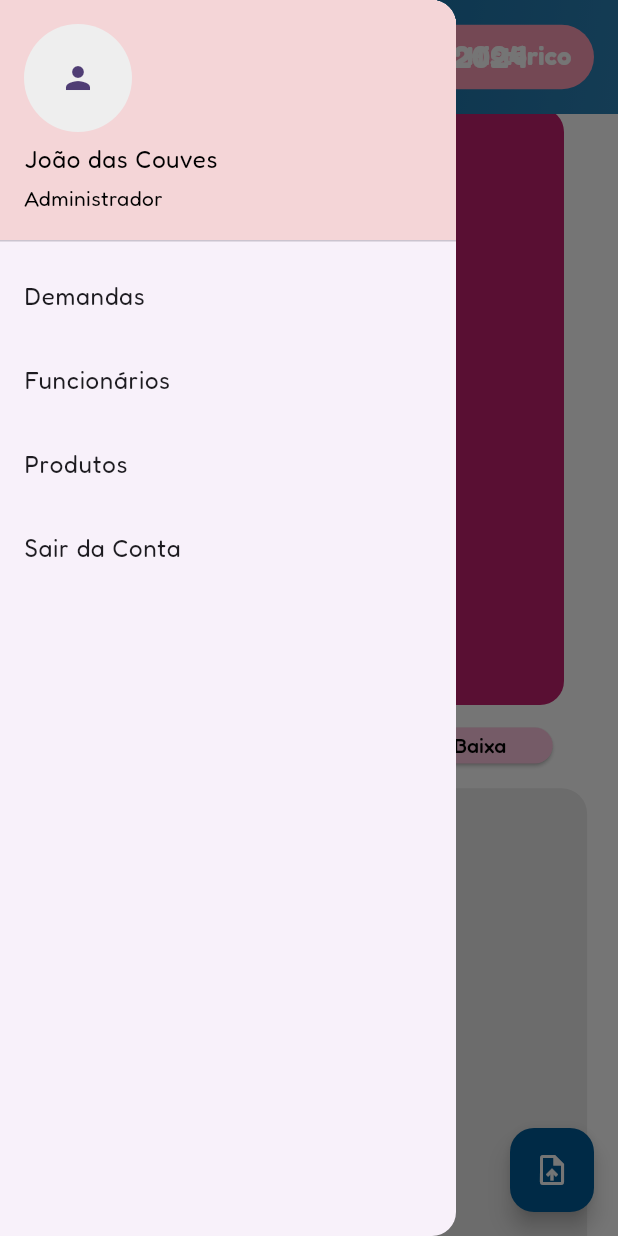
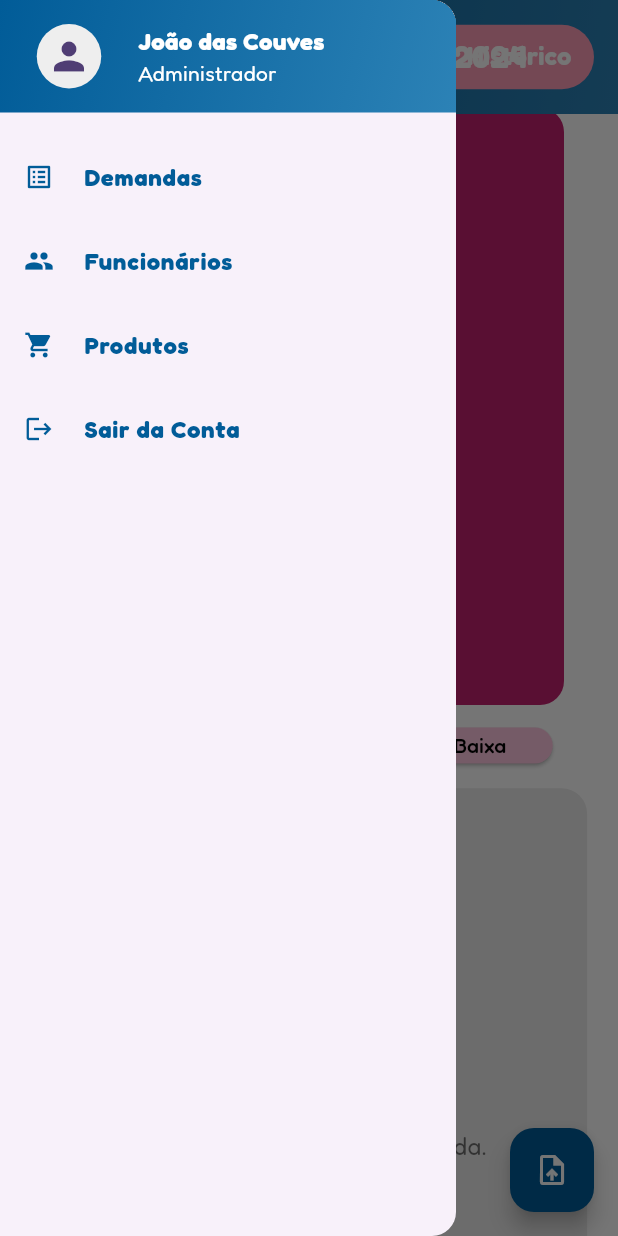
Before and after one commit to JAugustoM/Gestao-Catavento, a Flutter app: the screen it shows after launch, with the side drawer open, on a phone screen of 412 x 824 dp. Run offline on Flutter 3.47's test engine with Material 3 defaults, Android fonts, the phone set to English and light mode, and no system bars; our stand-ins replace file_picker, fl_chart, flutter_bloc, image_picker, supabase_flutter; missing offline and left inert: excel; accounts and stored records are empty.

Commit message:
update: menu lateral ajustado às novas cores

```diff
--- a/catavento/lib/screens/DashboardAdmin/dashboard_admin.dart
+++ b/catavento/lib/screens/DashboardAdmin/dashboard_admin.dart
@@ -127,8 +127,12 @@ class AddDemandPageAdminState extends State<AddDemandPageAdmin> {
                               ),
                               SizedBox(height: size.height * 0.02),
                               Expanded(
-                                child: ListDemanda(),
+                                  child: Column(children: [
+                                ListDemanda(),
+                                ButtonAddDemanda(
+                                  bloc: context.read<DemandaBloc>(), // BACKEND
                                 ),
+                              ])),
                               SizedBox(height: size.height * 0.02),
                               Expanded(
                                 child: QuadroGrafico(),
@@ -187,12 +191,27 @@ class ListDemandaState extends State<ListDemanda> {
           ),
         ],
       ),
-      child: Column(
+      child: LayoutBuilder(
+        builder: (BuildContext context, BoxConstraints constraints) {
+          return Column(
             children: [
               Expanded(
                 child: BlocBuilder<DemandaBloc, DemandaState>(
                   builder: (context, state) {
+                    if (state.databaseResponse.isEmpty) {
+                      return Center(
+                        child: Text(
+                          "Nenhuma demanda encontrada.",
+                          style: TextStyle(
+                            color: Colors.black54,
+                            fontSize: 16,
+                          ),
+                        ),
+                      );
+                    }
+
                     return ListView.builder(
+                      padding: EdgeInsets.zero,
                       itemCount: state.databaseResponse.length,
                       itemBuilder: (context, index) {
                         final demanda = state.databaseResponse[index];
@@ -201,24 +220,25 @@ class ListDemandaState extends State<ListDemanda> {
                               demanda['nome_demanda'] ?? 'Nome não disponível',
                           status: demanda['status'] ?? 'Status não disponível',
                           codigo: demanda['codigo'] ?? 'Sem código',
-                      descricao: demanda['descricao'] ?? 'Sem descricao',
+                          descricao: demanda['descricao'] ?? 'Sem descrição',
                           id: demanda['id'],
                           imagemUrl: demanda['imagem_url'] ?? '',
                           order: index,
-                      plataforma:
-                          'Shopee', // ADICIONAR VARIÁVEL PARA PASSAR A PLATAFORMA DPS
-                      bloc: context.read<DemandaBloc>(), // BACKEND
+                          plataforma: 'Shopee',
+                          bloc: context.read<DemandaBloc>(),
                         );
                       },
                     );
                   },
                 ),
               ),
-          SizedBox(height: 10), // Espaço entre a lista e o botão
+              SizedBox(height: 10),
               ButtonAddDemanda(
-            bloc: context.read<DemandaBloc>(), // BACKEND
+                bloc: context.read<DemandaBloc>(),
               ),
             ],
+          );
+        },
       ),
     );
   }
--- a/catavento/lib/shared/widgets/menu.dart
+++ b/catavento/lib/shared/widgets/menu.dart
@@ -1,4 +1,5 @@
 import 'package:catavento/constants.dart';
+import 'package:catavento/shared/theme/colors.dart';
 import 'package:flutter/material.dart';
 
 class Navbar extends StatelessWidget {
@@ -9,41 +10,109 @@ class Navbar extends StatelessWidget {
     return Drawer(
       child: Column(
         children: <Widget>[
-          UserAccountsDrawerHeader(
-            accountName: const Text(
-              'João das Couves', // depois alterar aqui pra pegar o nome no banco de dados
-              style: TextStyle(color: Color.fromARGB(255, 0, 0, 0)),
+          Container(
+            height: 75,
+            padding: const EdgeInsets.all(16),
+            decoration: const BoxDecoration(
+              gradient: LinearGradient(
+                colors: [
+                  AppColors.gradientDarkBlue,
+                  AppColors.gradientLightBlue,
+                ],
+                begin: Alignment.topLeft,
+                end: Alignment.bottomRight,
+              ),
             ),
-            accountEmail: const Text(
-              'Administrador', // depois alterar aqui pra pegar o setor no banco de dados
-              style: TextStyle(color: Color.fromARGB(255, 0, 0, 0)),
-            ),
-            currentAccountPicture: CircleAvatar(
-              backgroundColor: Colors.grey.shade200,
-              child: const Icon(Icons.person),
-            ),
-            decoration: BoxDecoration(
-              color: Color(0xFFF4D5D7),
+            child: Row(
+              children: [
+                CircleAvatar(
+                  radius: 30,
+                  backgroundColor: Colors.grey.shade200,
+                  child: const Icon(Icons.person, size: 30),
+                ),
+                const SizedBox(width: 16),
+                Column(
+                  mainAxisAlignment: MainAxisAlignment.center,
+                  crossAxisAlignment: CrossAxisAlignment.start,
+                  children: const [
+                    Text(
+                      'João das Couves',
+                      style: TextStyle(
+                        fontSize: 16,
+                        fontWeight: FontWeight.bold,
+                        color: Colors.white,
+                      ),
+                    ),
+                    Text(
+                      'Administrador',
+                      style: TextStyle(
+                        fontSize: 14,
+                        color: Colors.white,
+                      ),
+                    ),
+                  ],
+                ),
+              ],
             ),
           ),
+          SizedBox(height: 15),
           ListTile(
-            title: const Text('Demandas'),
+            leading: const Icon(Icons.list_alt,
+                color: AppColors.gradientDarkBlue,
+                size: 20), // Ícone de demandas
+            title: const Text(
+              'Demandas',
+              style: TextStyle(
+                fontSize: 16,
+                fontWeight: FontWeight.bold,
+                color: AppColors.gradientDarkBlue,
+              ),
+            ),
             onTap: () {
               Navigator.pushNamed(context, homeRoute);
             },
           ),
           ListTile(
-            title: const Text('Funcionários'),
+            leading: const Icon(Icons.group,
+                color: AppColors.gradientDarkBlue,
+                size: 20), // Ícone de funcionários
+            title: const Text(
+              'Funcionários',
+              style: TextStyle(
+                fontSize: 16,
+                fontWeight: FontWeight.bold,
+                color: AppColors.gradientDarkBlue,
+              ),
+            ),
             onTap: () {
               Navigator.pushNamed(context, crudFuncionariosRoute);
             },
           ),
           ListTile(
-            title: const Text('Produtos'),
+            leading: const Icon(Icons.shopping_cart,
+                color: AppColors.gradientDarkBlue,
+                size: 20), // Ícone de produtos
+            title: const Text(
+              'Produtos',
+              style: TextStyle(
+                fontSize: 16,
+                fontWeight: FontWeight.bold,
+                color: AppColors.gradientDarkBlue,
+              ),
+            ),
             onTap: () {},
           ),
           ListTile(
-            title: const Text('Sair da Conta'),
+            leading: const Icon(Icons.logout,
+                color: AppColors.gradientDarkBlue, size: 20), // Ícone de sair
+            title: const Text(
+              'Sair da Conta',
+              style: TextStyle(
+                fontSize: 16,
+                fontWeight: FontWeight.bold,
+                color: AppColors.gradientDarkBlue,
+              ),
+            ),
             onTap: () {
               Navigator.pushNamed(context, loginRoute);
             },
```
Lines whose indentation alone changed are shown as unchanged.
